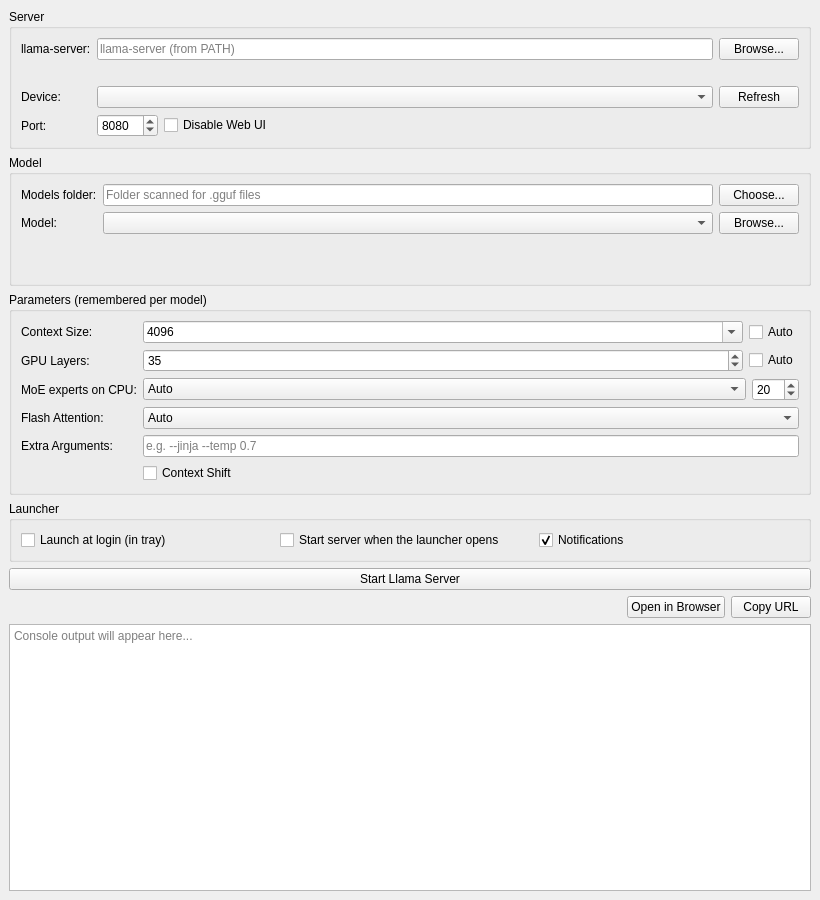
Qt form mainwindow.ui (43v3r-y0ung/Llama-launcher) before a commit.
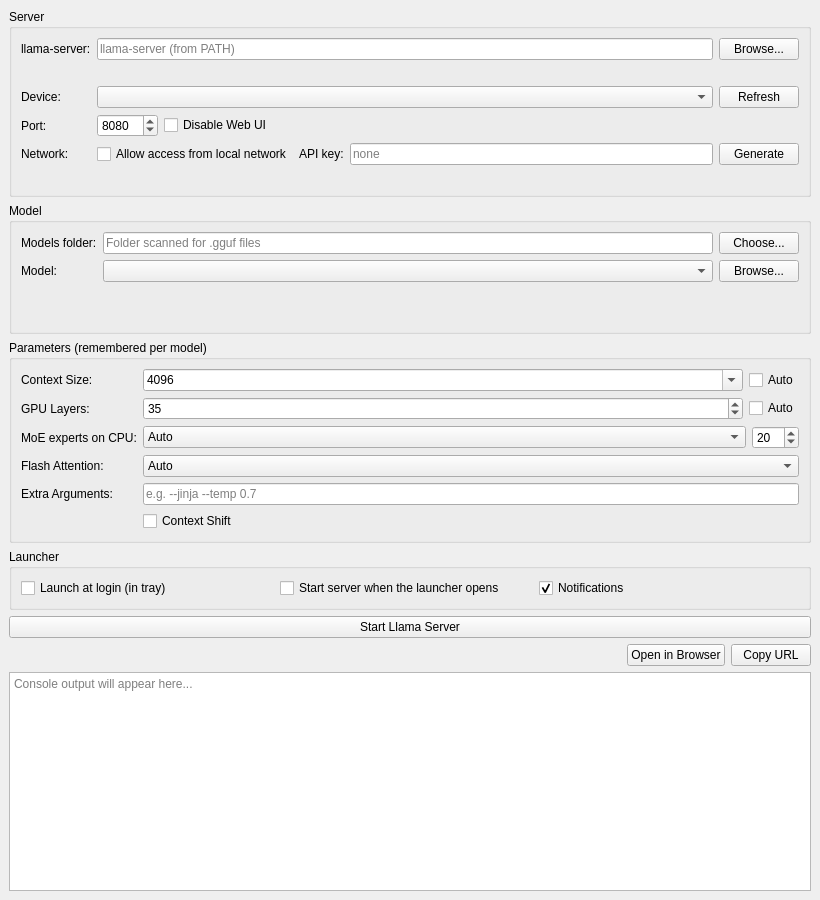
The same form after that commit.

Commit message:
Add local network access with optional API key
- "Allow access from local network" checkbox (--host 0.0.0.0)
- API key field with generator; passed via LLAMA_API_KEY so it stays out of ps and the log
- Network URL shown in the status line, tray tooltip and notification; Copy URL copies it
- Warning when listening on the network without a key
- Settings file restricted to the owner (0600) since it stores the key
- Ukrainian translations for the new strings

Patch:
```diff
--- a/mainwindow.ui
+++ b/mainwindow.ui
@@ -110,6 +110,67 @@
          </item>
         </layout>
        </item>
+       <item row="4" column="0">
+        <widget class="QLabel" name="labelNetwork">
+         <property name="text">
+          <string>Network:</string>
+         </property>
+        </widget>
+       </item>
+       <item row="4" column="1">
+        <layout class="QHBoxLayout" name="networkLayout" stretch="0,0,1">
+         <item>
+          <widget class="QCheckBox" name="lanAccessCheck">
+           <property name="text">
+            <string>Allow access from local network</string>
+           </property>
+           <property name="toolTip">
+            <string>Listen on all network interfaces (--host 0.0.0.0) so other computers on your network can use the server.</string>
+           </property>
+          </widget>
+         </item>
+         <item>
+          <widget class="QLabel" name="labelApiKey">
+           <property name="text">
+            <string>API key:</string>
+           </property>
+          </widget>
+         </item>
+         <item>
+          <widget class="QLineEdit" name="apiKeyEdit">
+           <property name="echoMode">
+            <enum>QLineEdit::EchoMode::PasswordEchoOnEdit</enum>
+           </property>
+           <property name="placeholderText">
+            <string>none</string>
+           </property>
+           <property name="toolTip">
+            <string>Clients must send this key (Authorization: Bearer &lt;key&gt;; the Web UI asks for it in its settings). Leave empty for no key.</string>
+           </property>
+          </widget>
+         </item>
+        </layout>
+       </item>
+       <item row="4" column="2">
+        <widget class="QPushButton" name="generateKeyButton">
+         <property name="text">
+          <string>Generate</string>
+         </property>
+        </widget>
+       </item>
+       <item row="5" column="1" colspan="2">
+        <widget class="QLabel" name="networkHintLabel">
+         <property name="text">
+          <string/>
+         </property>
+         <property name="wordWrap">
+          <bool>true</bool>
+         </property>
+         <property name="textFormat">
+          <enum>Qt::TextFormat::RichText</enum>
+         </property>
+        </widget>
+       </item>
       </layout>
      </widget>
     </item>
```
The commit also changes 4 other files.
